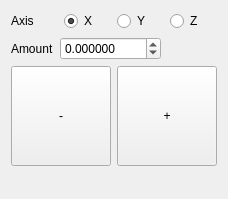
Above: petfactory/animation/nudge_transform/nudge_transform_designer.ui from EriLee/petfactory_maya_scripts before the change. Below: the same form after it.
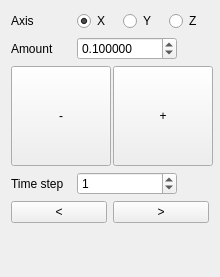
That is the form after the change.

Commit message: add time step

Patch:
```diff
--- a/petfactory/animation/nudge_transform/nudge_transform_designer.ui
+++ b/petfactory/animation/nudge_transform/nudge_transform_designer.ui
@@ -6,10 +6,16 @@
    <rect>
     <x>0</x>
     <y>0</y>
-    <width>226</width>
-    <height>199</height>
+    <width>220</width>
+    <height>277</height>
    </rect>
   </property>
+  <property name="minimumSize">
+   <size>
+    <width>220</width>
+    <height>0</height>
+   </size>
+  </property>
   <property name="windowTitle">
    <string>Nudge Transform</string>
   </property>
@@ -18,6 +24,18 @@
     <layout class="QHBoxLayout" name="horizontalLayout">
      <item>
       <widget class="QLabel" name="label">
+       <property name="sizePolicy">
+        <sizepolicy hsizetype="Preferred" vsizetype="Preferred">
+         <horstretch>0</horstretch>
+         <verstretch>0</verstretch>
+        </sizepolicy>
+       </property>
+       <property name="minimumSize">
+        <size>
+         <width>60</width>
+         <height>0</height>
+        </size>
+       </property>
        <property name="text">
         <string>Axis</string>
        </property>
@@ -53,6 +71,18 @@
     <layout class="QHBoxLayout" name="horizontalLayout_2">
      <item>
       <widget class="QLabel" name="label_2">
+       <property name="minimumSize">
+        <size>
+         <width>60</width>
+         <height>0</height>
+        </size>
+       </property>
+       <property name="maximumSize">
+        <size>
+         <width>60</width>
+         <height>16777215</height>
+        </size>
+       </property>
        <property name="text">
         <string>Amount</string>
        </property>
@@ -66,6 +96,12 @@
          <height>0</height>
         </size>
        </property>
+       <property name="maximumSize">
+        <size>
+         <width>100</width>
+         <height>16777215</height>
+        </size>
+       </property>
        <property name="decimals">
         <number>6</number>
        </property>
@@ -78,6 +114,9 @@
        <property name="singleStep">
         <double>0.100000000000000</double>
        </property>
+       <property name="value">
+        <double>0.100000000000000</double>
+       </property>
       </widget>
      </item>
      <item>
@@ -137,6 +176,79 @@
      </item>
     </layout>
    </item>
+   <item>
+    <layout class="QHBoxLayout" name="horizontalLayout_4">
+     <item>
+      <widget class="QLabel" name="label_3">
+       <property name="minimumSize">
+        <size>
+         <width>60</width>
+         <height>0</height>
+        </size>
+       </property>
+       <property name="maximumSize">
+        <size>
+         <width>60</width>
+         <height>16777215</height>
+        </size>
+       </property>
+       <property name="text">
+        <string>Time step</string>
+       </property>
+      </widget>
+     </item>
+     <item>
+      <widget class="QSpinBox" name="time_step_spinbox">
+       <property name="minimumSize">
+        <size>
+         <width>100</width>
+         <height>0</height>
+        </size>
+       </property>
+       <property name="maximumSize">
+        <size>
+         <width>100</width>
+         <height>16777215</height>
+        </size>
+       </property>
+       <property name="value">
+        <number>1</number>
+       </property>
+      </widget>
+     </item>
+     <item>
+      <spacer name="horizontalSpacer_2">
+       <property name="orientation">
+        <enum>Qt::Horizontal</enum>
+       </property>
+       <property name="sizeHint" stdset="0">
+        <size>
+         <width>40</width>
+         <height>20</height>
+        </size>
+       </property>
+      </spacer>
+     </item>
+    </layout>
+   </item>
+   <item>
+    <layout class="QHBoxLayout" name="horizontalLayout_5">
+     <item>
+      <widget class="QPushButton" name="timestep_neg_btn">
+       <property name="text">
+        <string>&lt;</string>
+       </property>
+      </widget>
+     </item>
+     <item>
+      <widget class="QPushButton" name="timestep_pos_btn">
+       <property name="text">
+        <string>&gt;</string>
+       </property>
+      </widget>
+     </item>
+    </layout>
+   </item>
    <item>
     <spacer name="verticalSpacer">
      <property name="orientation">
```
The commit also changes 2 other files.
